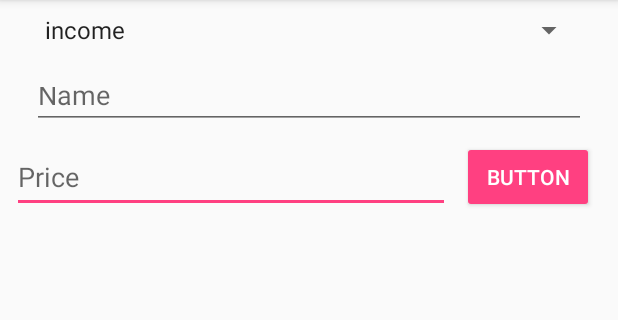
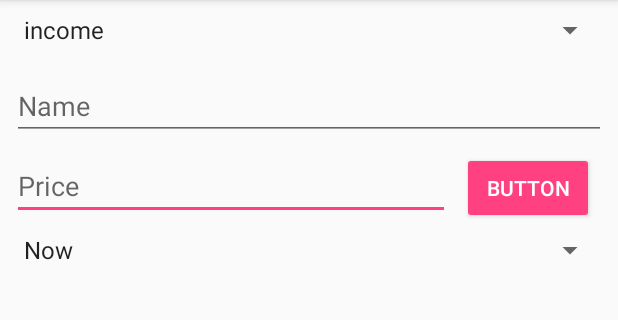
Before and after one commit to yuki2501/Livres, an Android app: the AddActivity screen opened directly, with no data from a screen before it, on a phone screen of 412 x 824 dp, the part 84-404 px from its top. Run offline under Robolectric (Android 15) with nearby library versions, the phone set to English and light mode, and no system bars; our stand-ins replace ButterKnife.

```diff
--- a/app/build.gradle
+++ b/app/build.gradle
@@ -1,4 +1,5 @@
 apply plugin: 'com.android.application'
+apply plugin: 'com.jakewharton.butterknife'
 
 android {
     compileSdkVersion 26
@@ -31,5 +32,7 @@ dependencies {
     compile 'com.android.support.constraint:constraint-layout:1.0.2'
     compile 'com.android.support:preference-v7:25.0.0'
     compile 'com.android.support:preference-v14:25.0.0'
+    compile 'com.jakewharton:butterknife:8.8.1'
+    annotationProcessor 'com.jakewharton:butterknife-compiler:8.8.1'
 
 }
--- a/app/src/main/java/com/example/shitenshi/livres/DbContainer.java
+++ b/app/src/main/java/com/example/shitenshi/livres/DbContainer.java
@@ -7,15 +7,18 @@ import android.content.Context;
  */
 
 public class DbContainer {
-    public DbContainer(String category, String productname, int price, int remainingmoney){
+    public DbContainer(String category, String productname, int price, int remainingmoney,long time){
         this.category = category;
         this.productname = productname;
         this.price = price;
         this.remainingmoney = remainingmoney;
+        this.time = time;
+
     }
     String category;
     String productname;
     int price;
     int remainingmoney;
+    long time;
 
 }
--- a/app/src/main/java/com/example/shitenshi/livres/Outgodbhelper.java
+++ b/app/src/main/java/com/example/shitenshi/livres/Outgodbhelper.java
@@ -19,12 +19,14 @@ public class Outgodbhelper extends SQLiteOpenHelper {
     public static final String PRODUCTNAME_KEY = "productname";
     public static final String PRICE_KEY = "price";
     public static final String REMAININGMONEY_KEY = "remainingmoney";
+    public static final String TIME_KEY = "time";
     private static final String CREATE_TABLE_SQL = "" +  "create table " + TABLE_NAME + "(" +
             "rowid integer primary key autoincrement," +
             CATEGORY_KEY + " string," +
             PRODUCTNAME_KEY + " string," +
             PRICE_KEY + " integer," +
-            REMAININGMONEY_KEY + " integer" +
+            REMAININGMONEY_KEY + " integer," +
+            TIME_KEY + " integer"+
 
 
             ")";
@@ -54,6 +56,7 @@ public class Outgodbhelper extends SQLiteOpenHelper {
         values.put(Outgodbhelper.PRODUCTNAME_KEY,dbContainer.productname);
         values.put(Outgodbhelper.PRICE_KEY,dbContainer.price);
         values.put(Outgodbhelper.REMAININGMONEY_KEY,dbContainer.remainingmoney);
+        values.put(Outgodbhelper.TIME_KEY,dbContainer.time);
         getWritableDatabase().insert(Outgodbhelper.TABLE_NAME,null,values);
 
 
@@ -65,13 +68,14 @@ public class Outgodbhelper extends SQLiteOpenHelper {
         List<DbContainer> list = new ArrayList<>();
 
         //select
-        Cursor cursor = sqLiteDatabase.rawQuery("select * from " + TABLE_NAME,null);
+        Cursor cursor = sqLiteDatabase.rawQuery("select * from " + TABLE_NAME + " ORDER BY " + Outgodbhelper.TIME_KEY +" ASC ",null);
         while(cursor.moveToNext()){
             list.add(new DbContainer(
                     cursor.getString(1),
                     cursor.getString(2),
                     cursor.getInt(3),
-                    cursor.getInt(4)
+                    cursor.getInt(4),
+                    cursor.getLong(5)
             ));
         }
         return list;
--- a/app/src/main/res/layout/activity_addcard.xml
+++ b/app/src/main/res/layout/activity_addcard.xml
@@ -10,33 +10,33 @@
 
     <Spinner
         android:id="@+id/spinner"
-        android:layout_width="368dp"
+        android:layout_width="0dp"
         android:layout_height="wrap_content"
+        android:layout_marginLeft="8dp"
+        android:layout_marginRight="8dp"
+        android:layout_marginTop="8dp"
         android:entries="@array/list"
-        android:layout_marginLeft="8dp"
         app:layout_constraintLeft_toLeftOf="parent"
-        android:layout_marginRight="8dp"
         app:layout_constraintRight_toRightOf="parent"
-        app:layout_constraintTop_toTopOf="parent"
-        android:layout_marginTop="8dp" />
+        app:layout_constraintTop_toTopOf="parent" />
 
     <EditText
         android:id="@+id/editText"
         android:layout_width="0dp"
-        android:layout_height="48dp"
+        android:layout_height="wrap_content"
+        android:layout_marginLeft="8dp"
         android:layout_marginRight="8dp"
+        android:layout_marginTop="8dp"
         android:ems="10"
+        android:hint="Price"
         android:inputType="number"
-        android:hint="Price"
+        app:layout_constraintLeft_toLeftOf="parent"
         app:layout_constraintRight_toLeftOf="@+id/button"
-        android:layout_marginTop="8dp"
-        app:layout_constraintTop_toBottomOf="@+id/editText2"
-        android:layout_marginLeft="8dp"
-        app:layout_constraintLeft_toLeftOf="parent" />
+        app:layout_constraintTop_toBottomOf="@+id/editText2" />
 
     <Button
         android:id="@+id/button"
-        style="@android:style/Widget.Material.Button.Colored"
+        style="@style/Widget.AppCompat.Button.Colored"
         android:layout_width="wrap_content"
         android:layout_height="wrap_content"
         android:text="Button"
@@ -47,15 +47,27 @@
 
     <EditText
         android:id="@+id/editText2"
-        android:layout_width="369dp"
-        android:layout_height="38dp"
+        android:layout_width="0dp"
+        android:layout_height="wrap_content"
+        android:layout_marginLeft="8dp"
+        android:layout_marginRight="8dp"
+        android:layout_marginTop="16dp"
         android:ems="10"
+        android:hint="Name"
         android:inputType="textPersonName"
-        android:hint="Name"
-        android:layout_marginTop="16dp"
-        app:layout_constraintTop_toBottomOf="@+id/spinner"
-        android:layout_marginLeft="8dp"
         app:layout_constraintLeft_toLeftOf="parent"
-        android:layout_marginRight="8dp"
-        app:layout_constraintRight_toRightOf="parent" />
+        app:layout_constraintRight_toRightOf="parent"
+        app:layout_constraintTop_toBottomOf="@+id/spinner" />
+
+    <Spinner
+        android:id="@+id/spinner2"
+        android:layout_width="0dp"
+        android:layout_height="wrap_content"
+        android:layout_marginEnd="8dp"
+        android:layout_marginStart="8dp"
+        android:layout_marginTop="8dp"
+        android:entries="@array/time"
+        app:layout_constraintEnd_toEndOf="parent"
+        app:layout_constraintStart_toStartOf="parent"
+        app:layout_constraintTop_toBottomOf="@+id/editText" />
 </android.support.constraint.ConstraintLayout>
--- a/app/src/main/res/values/strings.xml
+++ b/app/src/main/res/values/strings.xml
@@ -6,6 +6,11 @@
     <string-array name="list">
         <item>income</item>
         <item>outgo</item>
+    </string-array>
+    <string-array name="time">
+        <item>Now</item>
+        <item>Custom</item>
+
     </string-array>
     <string name="title_activity_settings">Settings</string>
 
--- a/app/src/main/res/xml/preferences.xml
+++ b/app/src/main/res/xml/preferences.xml
@@ -12,5 +12,9 @@
             android:key="check_box_preference"
             android:title="チェックボックス" />
     </PreferenceCategory>
+    <SwitchPreference
+        android:defaultValue="false"
+        android:key="switch_preference_1"
+        android:title="時間表示" />
 
 </PreferenceScreen>
--- a/build.gradle
+++ b/build.gradle
@@ -7,6 +7,8 @@ buildscript {
     }
     dependencies {
         classpath 'com.android.tools.build:gradle:2.3.3'
+        classpath 'com.jakewharton:butterknife-gradle-plugin:8.8.1'
+
 
         // NOTE: Do not place your application dependencies here; they belong
         // in the individual module build.gradle files
```
Also changed, not shown: app/src/main/java/com/example/shitenshi/livres/AddActivity.java (+90 -34 lines), app/src/main/java/com/example/shitenshi/livres/MainActivity.java (+25 -2 lines), app/src/main/res/layout/activity_init.xml (+6 -7 lines).
